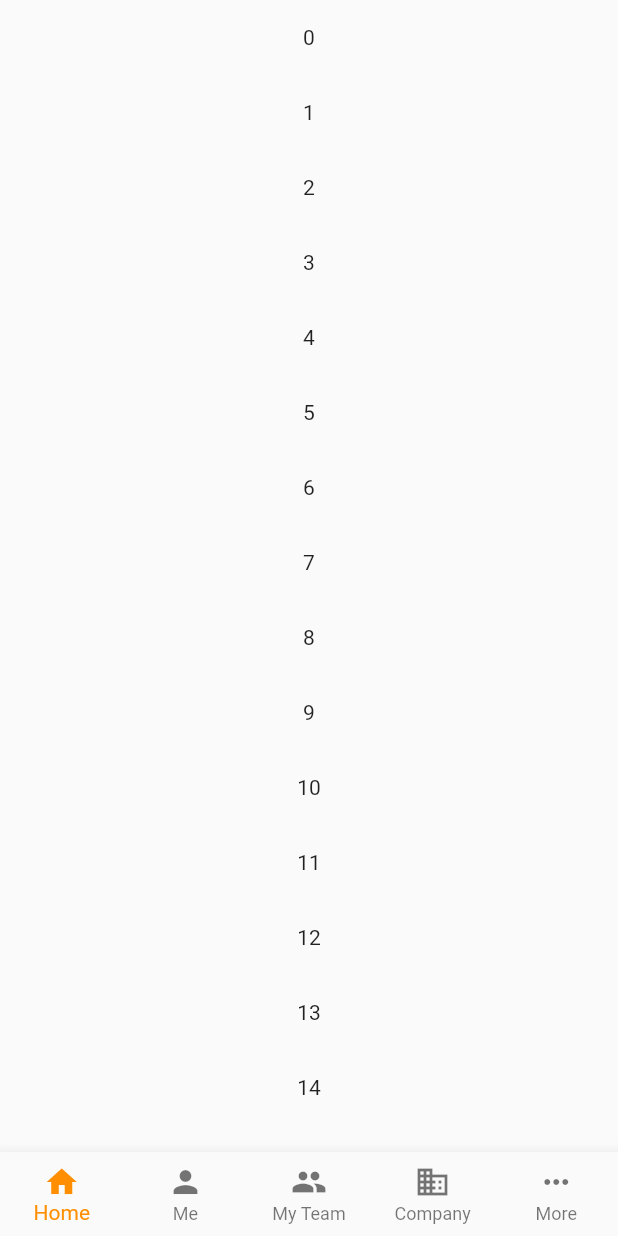
After one commit to CyberGhost007/bottomNavTabBar, a Flutter app: the screen it shows after launch, swiped to page 4, on a phone screen of 412 x 824 dp. The commit adds this screen. Run offline on Flutter 3.47's test engine with Material 2 defaults, Android fonts, the phone set to English and light mode, and no system bars; our stand-ins replace fluttertoast; network calls fail.

Commit message:
Icons & DynamicTab widget added

```diff
--- /dev/null
+++ b/lib/src/screens/bottomTabs/companyBottomTab.dart
@@ -0,0 +1,42 @@
+import 'package:flutter/material.dart';
+import 'package:keka_bottombar/src/screens/bottomTabs/detail.dart';
+
+class CompanyBottomTab extends StatefulWidget {
+  CompanyBottomTab({Key key}) : super(key: key);
+
+  _CompanyBottomTabState createState() => _CompanyBottomTabState();
+}
+
+class _CompanyBottomTabState extends State<CompanyBottomTab>
+    with AutomaticKeepAliveClientMixin {
+  @override
+  Widget build(BuildContext context) {
+    return Material(
+      child: ListView.builder(
+        itemCount: 100,
+        itemBuilder: (BuildContext context, int index) {
+          return InkWell(
+            onTap: () {
+              Navigator.push(
+                context,
+                MaterialPageRoute(
+                  builder: (context) => Detail(count: index),
+                ),
+              );
+            },
+            child: Container(
+              width: MediaQuery.of(context).size.width,
+              height: 50,
+              child: Center(
+                child: Text('$index'),
+              ),
+            ),
+          );
+        },
+      ),
+    );
+  }
+
+  @override
+  bool get wantKeepAlive => true;
+}
--- a/lib/src/screens/homeScreen.dart
+++ b/lib/src/screens/homeScreen.dart
@@ -1,8 +1,10 @@
 import 'dart:io';
-
 import 'package:flutter/material.dart';
 import 'package:fluttertoast/fluttertoast.dart';
+import 'package:keka_bottombar/src/screens/bottomTabs/companyBottomTab.dart';
+import 'package:keka_bottombar/src/screens/bottomTabs/homeBottomTab.dart';
 import 'package:keka_bottombar/src/screens/bottomTabs/meBottomTab.dart';
+import 'package:keka_bottombar/src/widgets/employeeDirectoryShimmer.dart';
 
 class HomeScreen extends StatefulWidget {
   HomeScreen({Key key}) : super(key: key);
@@ -47,10 +49,10 @@ class _HomeScreenState extends State<HomeScreen> {
               child: PageView(
                 physics: NeverScrollableScrollPhysics(),
                 children: <Widget>[
-                  Icon(Icons.home),
+                  HomeBottomTab(),
                   MeBottomTab(),
                   Icon(Icons.group),
-                  Icon(Icons.business),
+                  CompanyBottomTab(),
                   Icon(Icons.more_horiz),
                 ],
                 controller: _pageController,
```
Also changed, not shown: lib/src/screens/bottomTabs/detail.dart (added, +17 -0 lines), lib/src/screens/bottomTabs/homeBottomTab.dart (added, +22 -0 lines), lib/src/screens/bottomTabs/meBottomTab.dart (+75 -28 lines), lib/src/screens/shimmerScreen.dart (added, +21 -0 lines), lib/src/widgets/dynamicTabs.dart (added, +88 -0 lines), 16 other files.
